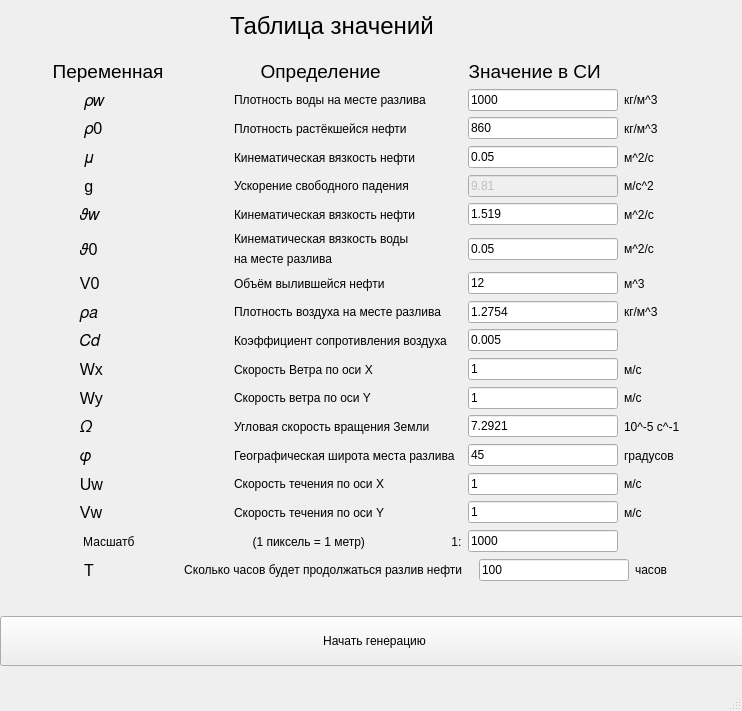
This is menu.ui in Gr1g0r1y/Oil_spill_simulation as Qt 5 draws it before an edit. The edited form follows.
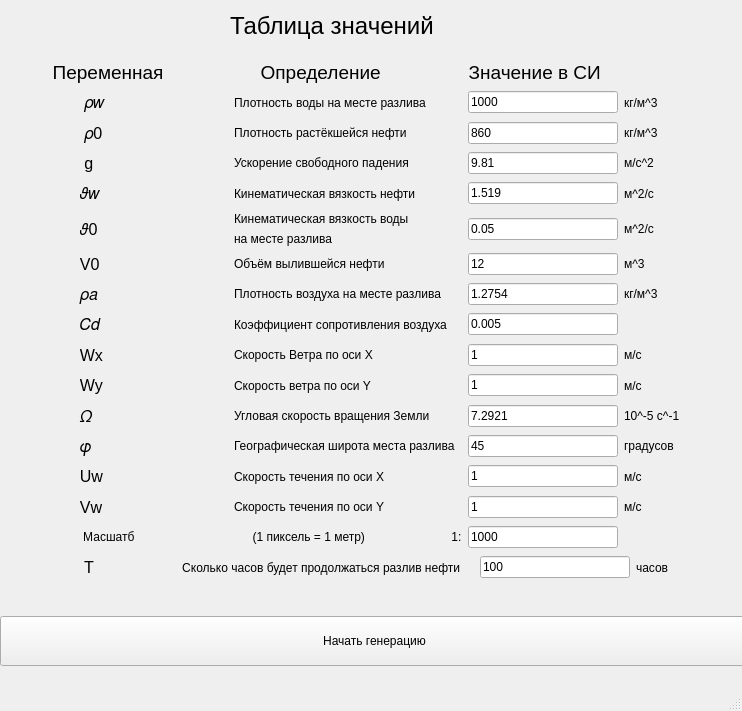
This is the edited form.

The edit to the form file:
```diff
--- a/menu.ui
+++ b/menu.ui
@@ -234,70 +234,6 @@
        </item>
       </layout>
      </item>
-     <item>
-      <layout class="QHBoxLayout" name="horizontalLayout_6">
-       <item>
-        <widget class="QLabel" name="label_16">
-         <property name="font">
-          <font>
-           <pointsize>12</pointsize>
-          </font>
-         </property>
-         <property name="text">
-          <string>                   𝜇</string>
-         </property>
-        </widget>
-       </item>
-       <item>
-        <widget class="QLabel" name="label_17">
-         <property name="text">
-          <string>Кинематическая вязкость нефти</string>
-         </property>
-        </widget>
-       </item>
-       <item>
-        <widget class="QLineEdit" name="data_mu">
-         <property name="enabled">
-          <bool>true</bool>
-         </property>
-         <property name="minimumSize">
-          <size>
-           <width>150</width>
-           <height>0</height>
-          </size>
-         </property>
-         <property name="maximumSize">
-          <size>
-           <width>150</width>
-           <height>16777215</height>
-          </size>
-         </property>
-         <property name="text">
-          <string>0.05</string>
-         </property>
-        </widget>
-       </item>
-       <item>
-        <widget class="QLabel" name="label_18">
-         <property name="minimumSize">
-          <size>
-           <width>125</width>
-           <height>0</height>
-          </size>
-         </property>
-         <property name="maximumSize">
-          <size>
-           <width>50</width>
-           <height>16777215</height>
-          </size>
-         </property>
-         <property name="text">
-          <string>м^2/c</string>
-         </property>
-        </widget>
-       </item>
-      </layout>
-     </item>
      <item>
       <layout class="QHBoxLayout" name="horizontalLayout_7">
        <item>
@@ -328,7 +264,7 @@
        <item>
         <widget class="QLineEdit" name="data_g">
          <property name="enabled">
-          <bool>false</bool>
+          <bool>true</bool>
          </property>
          <property name="minimumSize">
           <size>
@@ -1166,7 +1102,7 @@
        <item>
         <widget class="QLabel" name="label_9">
          <property name="text">
-          <string>                   Сколько часов будет продолжаться разлив нефти   </string>
+          <string>                   Сколько часов будет продолжаться разлив нефти    </string>
          </property>
         </widget>
        </item>
```
